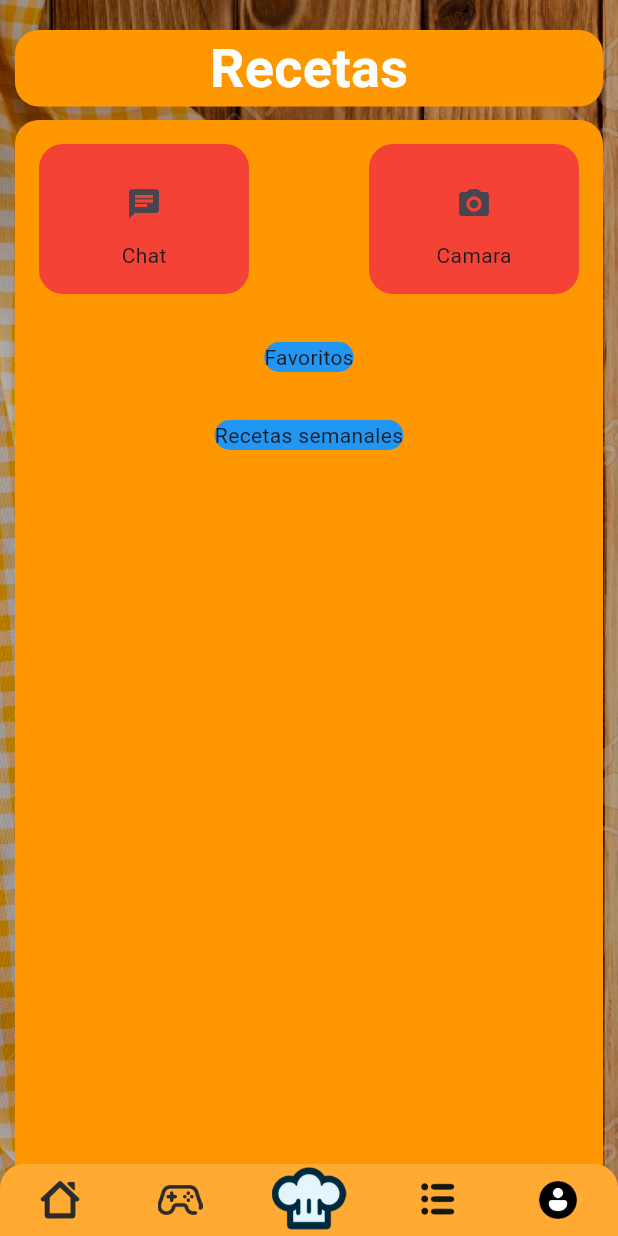
After one commit to AdanCC21/CookingHub, a Flutter app: the recetas screen opened directly, on a phone screen of 412 x 824 dp. The commit adds this screen. Run offline on Flutter 3.47's test engine with Material 3 defaults, Android fonts, the phone set to English and light mode, and no system bars; our stand-ins replace image_picker; Roboto replaces fonts that are missing (Poppins).

Commit message:
Camera and chat is okey, (only front, but the message and the updaded image works)

```diff
--- /dev/null
+++ b/lib/screens/recetas.dart
@@ -0,0 +1,181 @@
+import 'package:flutter/material.dart';
+import 'package:testing_1/screens/listaCompras.dart';
+import 'package:testing_1/screens/chatBot.dart';
+
+class recetas extends StatefulWidget{
+  @override
+  State<StatefulWidget> createState() => _recetas();
+}
+
+class _recetas extends State<recetas>{
+  @override
+  Widget build(BuildContext context) {
+    return SafeArea(child: Scaffold(
+      body: Stack(
+        children: [
+          // Fondo
+          Container(
+            decoration: const BoxDecoration(
+              image: DecorationImage(image: AssetImage("assets/Background.png"),
+              fit: BoxFit.cover)
+            ),
+          ),
+          // Titulo de Recetas
+          Container(
+            decoration: const BoxDecoration(
+              color: Colors.orange,
+              borderRadius: BorderRadius.all(Radius.circular(16))
+            ),
+            margin: const EdgeInsets.only(
+              top: 20,
+              left: 10,
+              right: 10
+            ),
+
+            child: const Row(
+              mainAxisAlignment: MainAxisAlignment.center,
+              children: [Text("Recetas", style:
+              TextStyle(color: Colors.white, fontFamily: "Poppins",
+              fontSize: 36, fontWeight: FontWeight.bold),)],
+            ),
+          ),
+
+          // Secciones
+          Container(
+            decoration: const BoxDecoration(
+              color: Colors.orange,
+              borderRadius: BorderRadius.all(Radius.circular(16))
+            ),
+
+            margin: const EdgeInsets.only(
+              top: 80,
+              left: 10,
+              right: 10
+            ),
+
+            child: Column(
+              children: [
+                // --------- Lista superior
+                Row(
+                  mainAxisAlignment: MainAxisAlignment.spaceBetween,
+                  children: [
+                    // ---- Chat
+                    Container(
+                      decoration: const BoxDecoration(
+                        color: Colors.red,
+                        borderRadius: BorderRadius.all(Radius.circular(16))
+                      ),
+                      width: 140,
+                      height: 100,
+                      margin: const EdgeInsets.all(16),
+                      child: Column(
+                        mainAxisAlignment: MainAxisAlignment.center,
+                        children: [IconButton(onPressed: (){
+                          Navigator.push(context, MaterialPageRoute(builder: (context)=> chatBot()));
+                        } ,icon: const Icon(Icons.chat)),
+                        const Text("Chat"),
+                        ],
+                      ),
+                    ),
+                    // ----- Camara
+                    Container(
+                      decoration: const BoxDecoration(
+                        color: Colors.red,
+                        borderRadius: BorderRadius.all(Radius.circular(16))
+                      ),
+                      width: 140,
+                      height: 100,
+                      margin: const EdgeInsets.all(16),
+                      child: Column(
+                        mainAxisAlignment: MainAxisAlignment.center,
+                        children: [IconButton(onPressed: (){
+                          Navigator.push(context, MaterialPageRoute(builder: (context)=> chatBot()));
+                        }, icon: Icon(Icons.camera_alt_rounded)),
+                        const Text("Camara")
+                        ],
+                      ),
+                    ),
+                  ],
+                ),
+                // --------- Favoritos
+                Row(
+                 mainAxisAlignment: MainAxisAlignment.center,
+                 children: [
+                  Container(
+                    decoration: const BoxDecoration(
+                      color: Colors.blue,
+                      borderRadius: BorderRadius.all(Radius.circular(16))
+                    ),
+
+                    margin: EdgeInsets.all(16),
+
+                    child: Text("Favoritos"),
+                  )
+                 ],
+                ),
+                // --------- Recetas semanales
+                Row(
+                 mainAxisAlignment: MainAxisAlignment.center,
+                 children: [
+                  Container(
+                    decoration: const BoxDecoration(
+                      color: Colors.blue,
+                      borderRadius: BorderRadius.all(Radius.circular(16))
+                    ),
+
+                    margin: EdgeInsets.all(16),
+
+                    child: Text("Recetas semanales"),
+                  )
+                 ],
+                )
+              ],
+            ),
+          ),
+
+
+          // Hot Bar
+          Align(
+            alignment: Alignment.bottomCenter,
+            child: Container(
+
+              decoration: const BoxDecoration(
+              color: Color.fromRGBO(255, 170, 50, 1),
+              borderRadius: BorderRadius.only(
+                topLeft: Radius.circular(16),
+                topRight: Radius.circular(16)
+                )
+              ),
+
+              child: Row(
+                mainAxisAlignment: MainAxisAlignment.spaceAround,
+                children: [
+                  IconButton(onPressed: (){}, icon: Image.asset("assets/HotBar/Home.png",width: 30,)),
+                  IconButton(onPressed: (){}, icon: Image.asset("assets/HotBar/Games.png",width: 30,)),
+                  const SizedBox(width: 60,),
+                  IconButton(onPressed: (){Navigator.push(context, MaterialPageRoute(builder: (context) => listaScreen()));},
+                  icon: Image.asset("assets/HotBar/Lista.png",width: 30,),),
+                  IconButton(onPressed: (){}, icon: Image.asset("assets/HotBar/Perfil.png",width: 30,)),
+                ],
+              ),
+            ),
+          ),
+
+          // Icono central
+          Align(
+            alignment: Alignment.bottomCenter,
+            child: Positioned(
+              child: IconButton(onPressed: (){
+                Navigator.push(context, MaterialPageRoute(builder: (context)=> recetas()));
+              },
+              padding: const EdgeInsets.only(
+                bottom: 2
+              ),
+              icon: Image.asset("assets/HotBar/Gorrito.png",width: 50,)) ,
+              ),
+          )
+        ],
+      ),
+    ));
+  }
+}
```
Also changed, not shown: lib/main.dart (+4 -3 lines), lib/screens/chatBot.dart (renamed from lib/screens/sc1.dart, +80 -22 lines), lib/screens/recetasDetectadas.dart (added, +113 -0 lines), lib/screens/texto.dart (added, +47 -0 lines), lib/screens/listaCompras.dart (renamed from lib/screens/sc2.dart), lib/screens/pruebas.dart (renamed from lib/screens/sc3.dart).
